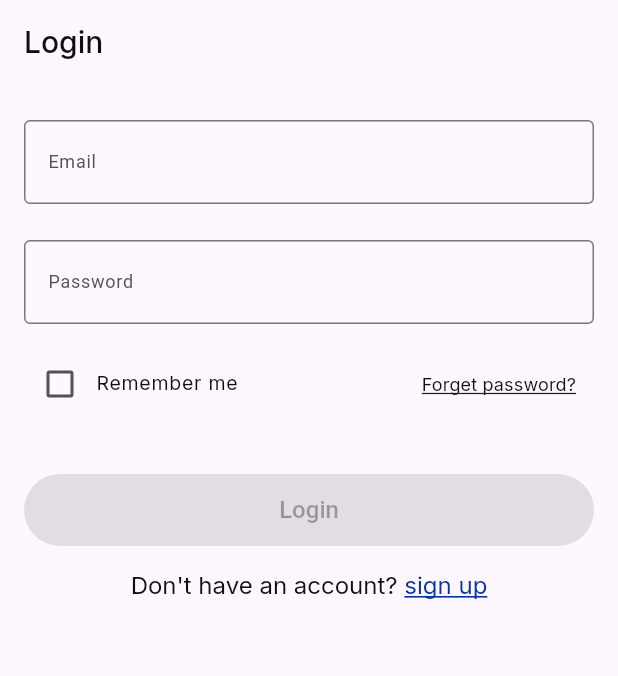
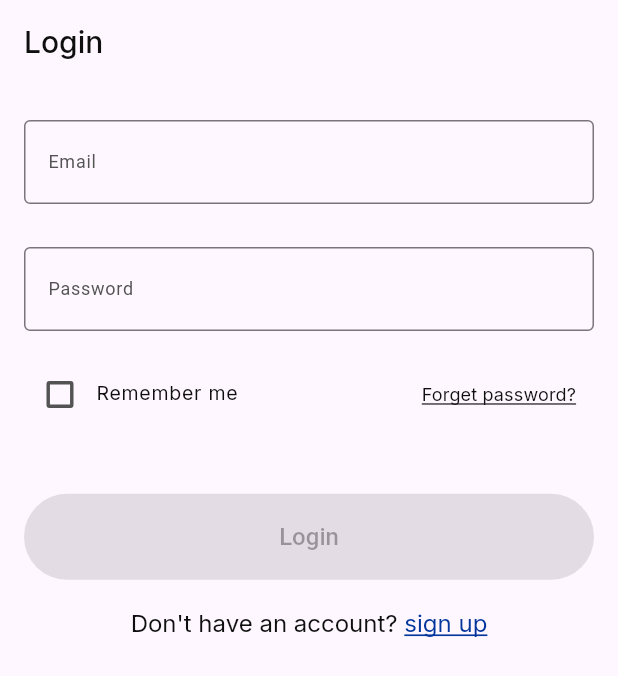
Before and after one commit to AhmedEzz999/exam_app_team5, a Flutter app: the screen it shows after launch, on a phone screen of 412 x 824 dp. Shown: the top 676 px of the screen. Run offline on Flutter 3.47's test engine with Material 3 defaults, Android fonts, the phone set to English and light mode, and no system bars; our stand-ins replace dartz, dio, flutter_bloc, flutter_screenutil, get_it, google_fonts and 3 more; generated files the repository leaves out were written again.

Commit message:
responsive ui inside sign in feature

```diff
--- a/lib/core/widgets/custom_button.dart
+++ b/lib/core/widgets/custom_button.dart
@@ -1,4 +1,5 @@
 import 'package:flutter/material.dart';
+import 'package:flutter_screenutil/flutter_screenutil.dart';
 
 class CustomElevatedButton extends StatelessWidget {
   const CustomElevatedButton({
@@ -11,7 +12,7 @@ class CustomElevatedButton extends StatelessWidget {
   @override
   Widget build(BuildContext context) {
     return SizedBox(
-      height: 48,
+      height: 48.h,
       child: ElevatedButton(onPressed: onPressed, child: Text(buttonText)),
     );
   }
--- a/lib/features/login/presentation/view_models/cubit/login_cubit.dart
+++ b/lib/features/login/presentation/view_models/cubit/login_cubit.dart
@@ -2,6 +2,7 @@ import 'package:flutter/material.dart';
 import 'package:flutter_bloc/flutter_bloc.dart';
 import 'package:injectable/injectable.dart';
 
+import '../../../domain/entities/login_entity.dart';
 import '../../../domain/usecases/login_usecase.dart';
 part 'login_state.dart';
 
--- a/lib/features/login/presentation/views/widgets/login_view_body.dart
+++ b/lib/features/login/presentation/views/widgets/login_view_body.dart
@@ -1,6 +1,7 @@
 import 'package:flutter/gestures.dart';
 import 'package:flutter/material.dart';
 import 'package:flutter_bloc/flutter_bloc.dart';
+import 'package:flutter_screenutil/flutter_screenutil.dart';
 import '../../../../../core/styles/app_colors.dart';
 import '../../../../../core/styles/app_text_styles.dart';
 import '../../../../../core/utils/validator.dart';
@@ -72,16 +73,16 @@ class _LoginViewBodyState extends State<LoginViewBody> with AppValidators {
               validator: validateEmail,
               controller: _emailController,
             ),
-            const SizedBox(height: 24),
+            24.verticalSpace,
             CustomTextfield.password(
               hint: 'Enter you password ',
               label: 'Password',
               validator: validatePassword,
               controller: _passwordController,
             ),
-            const SizedBox(height: 12),
+            12.verticalSpace,
             const CustomRememberAndForget(),
-            const SizedBox(height: 32),
+            32.verticalSpace,
             BlocConsumer<LoginCubit, LoginState>(
               listener: (context, state) {
                 if (state is LoginSuccessState) {}
@@ -100,7 +101,7 @@ class _LoginViewBodyState extends State<LoginViewBody> with AppValidators {
                       );
               },
             ),
-            const SizedBox(height: 16),
+            16.verticalSpace,
             Center(
               child: RichText(
                 text: TextSpan(
--- a/lib/features/login/presentation/views/widgets/remember_and_forget_widget.dart
+++ b/lib/features/login/presentation/views/widgets/remember_and_forget_widget.dart
@@ -1,4 +1,5 @@
 import 'package:flutter/material.dart';
+import 'package:flutter_screenutil/flutter_screenutil.dart';
 
 import '../../../../../core/styles/app_colors.dart';
 import '../../../../../core/styles/app_text_styles.dart';
@@ -26,7 +27,7 @@ class _CustomRememberAndForgetState extends State<CustomRememberAndForget> {
         shape: RoundedRectangleBorder(
           borderRadius: BorderRadiusGeometry.circular(2),
         ),
-        side: const BorderSide(color: AppColors.kGreyColor, width: 2),
+        side: BorderSide(color: AppColors.kGreyColor, width: 2.sp),
         onChanged: (v) {
           setState(() {
             isSelected = !isSelected;
--- a/pubspec.yaml
+++ b/pubspec.yaml
@@ -44,6 +44,9 @@ dependencies:
   dartz: ^0.10.1
   dio: ^5.9.0
   google_fonts: ^6.3.2
+  go_router: ^16.3.0
+  flutter_screenutil: ^5.9.3
+
 
 dev_dependencies:
   flutter_test:
```
Also changed, not shown: pubspec.lock, 3 other files.
